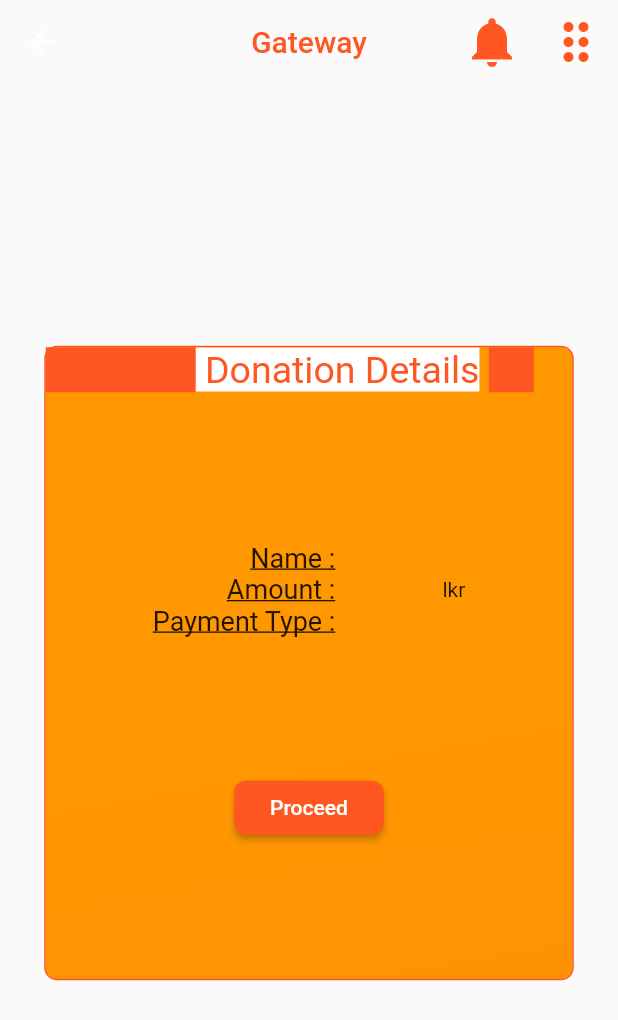
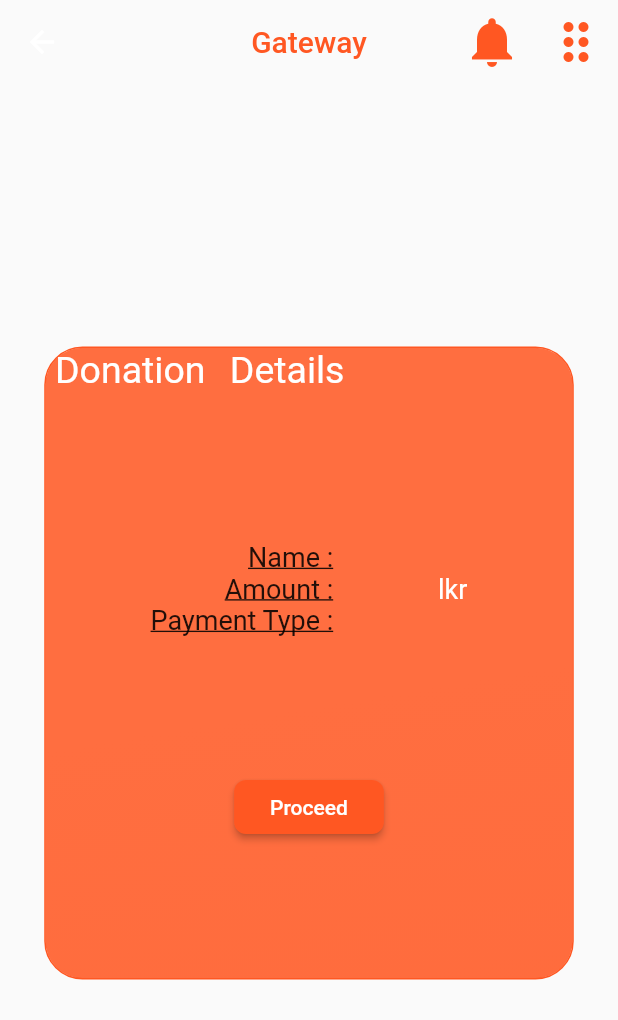
Before and after one commit to Yasas2000/Level-2-project-ChildishThings, a Flutter app: the Payment screen opened directly with empty values, on a phone screen of 412 x 824 dp. Shown: the top 1020 px of the screen. Run offline on Flutter 3.47's test engine with Material 2 defaults, Android fonts, the phone set to English and light mode, and no system bars; our stand-ins replace file_picker, flutter_credit_card, flutter_form_builder, flutter_rating_bar, font_awesome_flutter, form_builder_validators and 4 more; missing offline and left inert: dart:html, dart:js, email_otp, mailer, material_dialogs, payhere_mobilesdk_flutter; accounts and stored records are empty; Roboto replaces fonts that are missing (halter).

Commit message:
Downgrade version

```diff
--- a/FrontEnd-L2ChildishThings/lib/payment.dart
+++ b/FrontEnd-L2ChildishThings/lib/payment.dart
@@ -13,10 +13,10 @@ class Payment extends StatelessWidget {
   final Details d;
   Payment(this.d);
   Future<void> sendPaymentConfirmationEmail(String recipientEmail, String paymentAmount) async {
-    final smtpServer = gmail('photoboothme499', 'vnkwowpzrxrnbnwk');
+    final smtpServer = gmail('photoboothme499@gmail.com', 'vnkwowpzrxrnbnwk');
 
     final message = Message()
-      ..from = Address('photoboothme499', 'PhotoboothMe')
+      ..from = Address('photoboothme499@gmail.com', 'PhotoboothMe')
       ..recipients.add(recipientEmail)
       ..subject = 'Payment Confirmation'
       ..text = 'Thank you for your payment of $paymentAmount.';
@@ -24,14 +24,16 @@ class Payment extends StatelessWidget {
     try {
       final sendReport = await send(message, smtpServer);
       print('Message sent: ' + sendReport.toString());
+      return;
     } catch (e) {
       print('Error occurred: $e');
+      return;
     }
   }
 
   Future<void> forms(var pid) async {
     try {
-      var url = 'http://192.168.1.2:3300/submit';
+      var url = 'http://10.0.2.2:3300/submit';
       final response = await http.post(
         Uri.parse(url),
         body: {
@@ -47,13 +49,14 @@ class Payment extends StatelessWidget {
       print('${response.body}');
       print('${response.statusCode}');
       if (response.statusCode == 200) {
-        await sendPaymentConfirmationEmail(d.email, d.amount);
-        return;
+        sendPaymentConfirmationEmail(d.email, d.amount);
       } else {
         print('failed');
+        return;
       }
     } catch (e) {
       print("failed");
+      return;
     }
   }
 
@@ -223,10 +226,10 @@ class Payment extends StatelessWidget {
                     color: Colors.deepOrange,
                     style: BorderStyle.solid,
                     strokeAlign: BorderSide.strokeAlignCenter),
-                borderRadius: BorderRadius.circular(8),
+                borderRadius: BorderRadius.circular(25),
                 gradient: LinearGradient(
                     begin: AlignmentDirectional(3, 10),
-                    colors: [Colors.deepOrange, Colors.orange])),
+                    colors: [Colors.deepOrange, Colors.deepOrangeAccent])),
             child: Container(
               //margin: EdgeInsets.only(bottom: 200),
               child: Column(
@@ -234,27 +237,15 @@ class Payment extends StatelessWidget {
                 children: [
                   Row(
                     children: [
-                      SizedBox(
-                        width: 100,
-                        height: 30,
-                        child: ColoredBox(
-                          color: Colors.deepOrange,
-                        ),
-                      ),
+
                       Text(
                         ' Donation Details ',
                         style: TextStyle(
                             fontSize: 25.0,
-                            backgroundColor: Colors.white,
-                            color: Colors.deepOrange),
+                            wordSpacing: 10,
+                            color: Colors.white),
                       ),
-                      SizedBox(
-                        width: 30,
-                        height: 30,
-                        child: ColoredBox(
-                          color: Colors.deepOrange,
-                        ),
-                      )
+
                     ],
                   ),
                   SizedBox(
@@ -291,9 +282,16 @@ class Payment extends StatelessWidget {
                         mainAxisAlignment: MainAxisAlignment.start,
                         crossAxisAlignment: CrossAxisAlignment.start,
                         children: [
-                          Text(d.fname + ' ' + d.lname),
-                          Text(d.amount + 'lkr'),
-                          Text(d.method),
+                          Text(d.fname + ' ' + d.lname, style: TextStyle(
+                          fontSize: 18.0,
+                          color: Colors.white),
+                      ),
+                          Text(d.amount + 'lkr',style: TextStyle(
+                              fontSize: 18.0,
+                              color: Colors.white),),
+                          Text(d.method,style: TextStyle(
+                              fontSize: 18.0,
+                              color: Colors.white),),
                         ],
                       ),
                     ],
```
